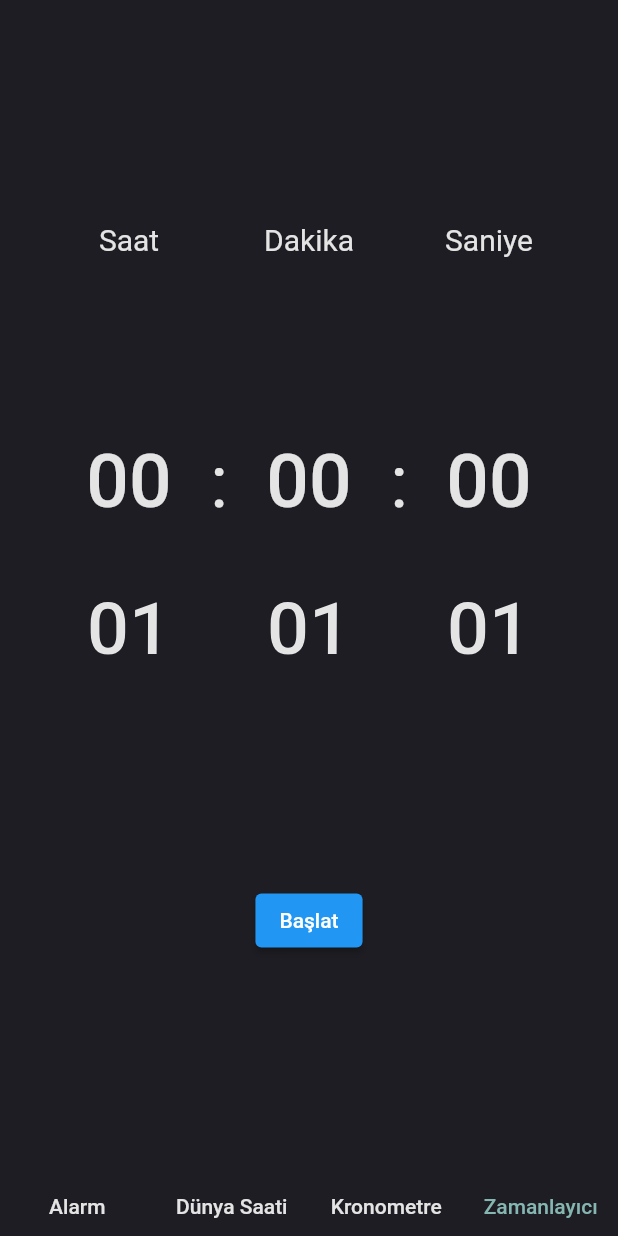
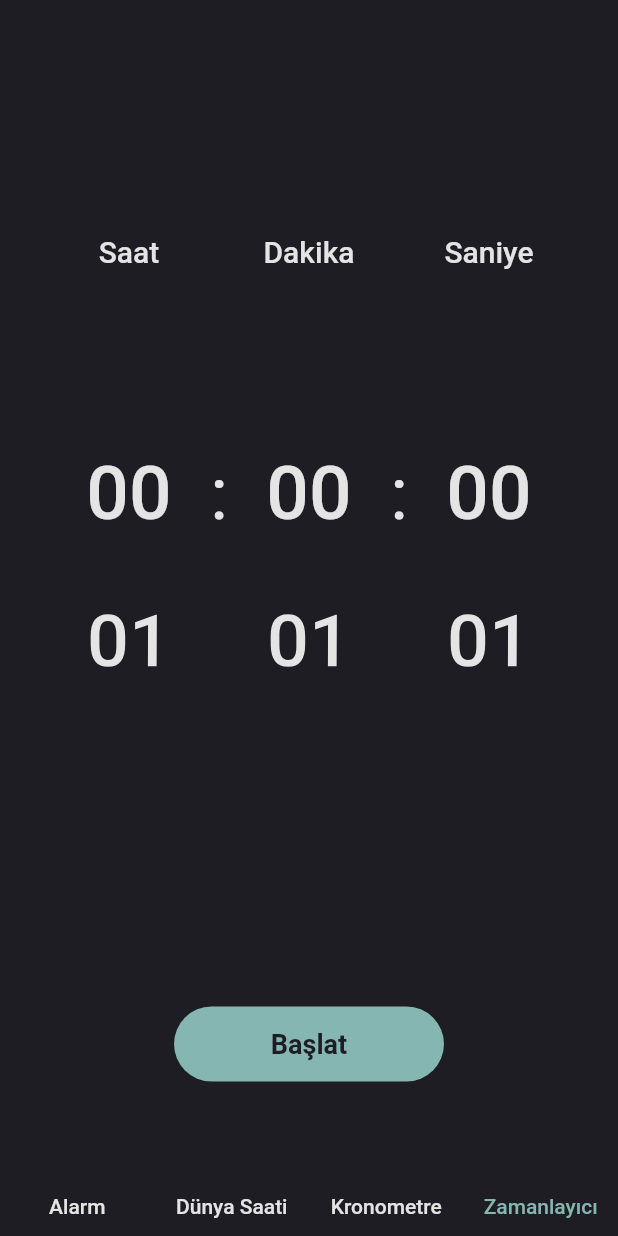
Before and after one commit to AkinBozburun/Clock-App-Flutter, a Flutter app: the screen it shows after launch, on a phone screen of 412 x 824 dp. Run offline on Flutter 3.47's test engine with Material 2 defaults, Android fonts, the phone set to English and light mode, and no system bars.

Commit message:
Timer is done. Adding common button widget. Working on tab bar text sizes.

```diff
--- a/lib/countdown.dart
+++ b/lib/countdown.dart
@@ -112,7 +112,7 @@ class _CountDownPageState extends State<CountDownPage> with SingleTickerProvider
           (
             strokeWidth: 5,
             backgroundColor: Colors.black,
-            valueColor: AlwaysStoppedAnimation(AppStyles().lightBlueColor),
+            valueColor: AlwaysStoppedAnimation(AppStyles.lightBlueColor),
             value: anim.value,
           ),
         ),
--- a/lib/main.dart
+++ b/lib/main.dart
@@ -83,7 +83,7 @@ class _TabState extends State<Tab>
         bottomNavigationBar: TabBar
         (
           labelPadding: const EdgeInsets.all(10),
-          labelColor: AppStyles().lightBlueColor,
+          labelColor: AppStyles.lightBlueColor,
           unselectedLabelColor: AppStyles.lightBackGroundColor,
           splashBorderRadius: BorderRadius.circular(20),
           indicatorColor: Colors.transparent,
--- a/lib/pages/timer_page.dart
+++ b/lib/pages/timer_page.dart
@@ -1,7 +1,9 @@
 import 'package:flutter/material.dart';
 import 'package:my_clock_app/core/providers.dart';
-import 'package:my_clock_app/widgets/time_picker.dart';
-import 'package:my_clock_app/widgets/timer_indicator.dart';
+import 'package:my_clock_app/styles/app_style.dart';
+import 'package:my_clock_app/widgets/button.dart';
+import 'package:my_clock_app/widgets/timer/time_picker.dart';
+import 'package:my_clock_app/widgets/timer/timer_indicator.dart';
 import 'package:provider/provider.dart';
 
 class TimerPage extends StatefulWidget
@@ -38,18 +40,21 @@ class _TimerPageState extends State<TimerPage> with TickerProviderStateMixin
         mainAxisAlignment: MainAxisAlignment.spaceEvenly,
         children: !prov.isRunning ?
         [
-          ElevatedButton(onPressed: ()=> prov.pauseTimer(animController),
-          child: Text(prov.timer!.isActive ?  "Duraklat" :  "Devam et")),
-          ElevatedButton(onPressed: ()=> prov.resetTimer(animController),
-          child: const Text("Bitir"))
+          button(()=> prov.pauseTimer(animController),
+            prov.timer!.isActive ? Colors.red : AppStyles.lightBackGroundColor,
+            prov.timer!.isActive ?  "Duraklat" :  "Devam et"),
+
+          button(()=> prov.resetTimer(animController),
+            AppStyles.lightBlueColor,
+            "Bitir"),
         ] :
         [
-          ElevatedButton(onPressed: ()
+          button(()
           {
             _initAnim();
             prov.startTimer(animController);
           },
-          child: const Text("Başlat")),
+          AppStyles.lightBlueColor, "Başlat")
         ],
       ),
     );
@@ -75,15 +80,14 @@ class _TimerPageState extends State<TimerPage> with TickerProviderStateMixin
     (
       body: Center
       (
-        child: Column
-        (
-          mainAxisAlignment: MainAxisAlignment.spaceEvenly,
-          children:
-          [
-            _overlayCheck(),
-            _timerButton(),
-          ],
-        ),
+        child: _overlayCheck(),
+      ),
+      bottomNavigationBar: BottomAppBar
+      (
+        color: Colors.transparent,
+        elevation: 0,
+        height: 180,
+        child: _timerButton(),
       ),
     );
   }
--- a/lib/styles/app_style.dart
+++ b/lib/styles/app_style.dart
@@ -3,12 +3,13 @@ import 'package:flutter/material.dart';
 class AppStyles
 {
   static Color lightBackGroundColor = const  Color(0xffE4E4E4);
-  Color lightBlueColor = const Color(0xff85B6B1);
+  static Color lightBlueColor = const Color(0xff85B6B1);
   Color lightShadowColor = Colors.black26;
 
   static Color darkBackGroundColor = const  Color(0xff1D1D23);
   Color darkShadowColor = Colors.black38;
 
-  TextStyle txtStyle = TextStyle(color: lightBackGroundColor,fontSize: 20);
+  TextStyle txtStyle = TextStyle(color: lightBackGroundColor,fontSize: 20,fontWeight: FontWeight.w500);
+  TextStyle buttonTxt = TextStyle(color: darkBackGroundColor,fontSize: 18,fontWeight: FontWeight.w600);
 
 }
--- a/lib/widgets/alarm_card.dart
+++ b/lib/widgets/alarm_card.dart
@@ -42,7 +42,7 @@ Widget alarmCard(hours,minutes,context)
               fontSize: 50, fontWeight: FontWeight.bold,
             )),
             CupertinoSwitch(activeColor:
-            AppStyles().lightBlueColor,value: switchValue, onChanged: (value) {}),
+            AppStyles.lightBlueColor,value: switchValue, onChanged: (value) {}),
           ],
         ),
         SizedBox
@@ -65,7 +65,7 @@ Widget alarmCard(hours,minutes,context)
                 (
                   height: 6,
                   decoration: BoxDecoration(shape: BoxShape.circle,
-                  color: AppStyles().lightBlueColor)
+                  color: AppStyles.lightBlueColor)
                 ),
               ],
             ),
--- /dev/null
+++ b/lib/widgets/button.dart
@@ -0,0 +1,24 @@
+import 'package:flutter/material.dart';
+import 'package:my_clock_app/styles/app_style.dart';
+
+Widget button(void Function() press, Color color, String txt)
+{
+  final radius = BorderRadius.circular(25);
+
+  return InkWell
+  (
+    onTap: press,
+    borderRadius: radius,
+    child: Ink
+    (
+      height: 50,
+      width: 180,
+      decoration: BoxDecoration
+      (
+        color: color,
+        borderRadius: radius,
+      ),
+      child: Center(child: Text(txt,style: AppStyles().buttonTxt)),
+    ),
+  );
+}
--- a/lib/widgets/time_picker.dart
+++ b/lib/widgets/timer/time_picker.dart
@@ -73,6 +73,7 @@ class _TimePickerScrollListState extends State<TimePickerScrollList>
   {
     return Column
     (
+      mainAxisAlignment: MainAxisAlignment.center,
       children:
       [
         Row
--- a/lib/widgets/timer_indicator.dart
+++ b/lib/widgets/timer/timer_indicator.dart
@@ -34,7 +34,7 @@ class TimerIndicator extends StatelessWidget
             (
               strokeWidth: 8,
               backgroundColor: Colors.black,
-              valueColor: AlwaysStoppedAnimation(AppStyles().lightBlueColor),
+              valueColor: AlwaysStoppedAnimation(AppStyles.lightBlueColor),
               value: anim.value,
             ),
           ),
```
